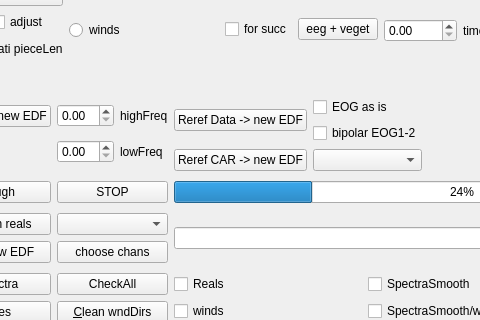
First picture: the form in mainwindow.ui, repository ArtfulVampire/SecondGUIrepo, before the edit; both pictures show x 383 to 863 and y 146 to 466 of the 1175 by 796 pixel window.
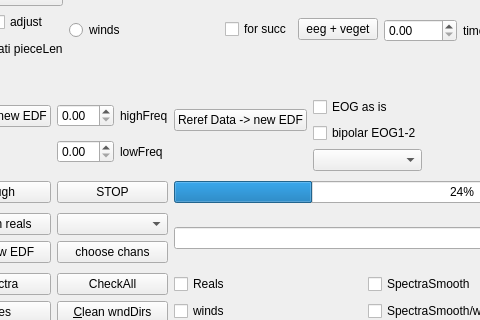
Second picture: the form after the edit.

```diff
--- a/mainwindow.ui
+++ b/mainwindow.ui
@@ -280,13 +280,6 @@
          <item row="1" column="1">
           <widget class="QComboBox" name="rereferenceDataComboBox"/>
          </item>
-         <item row="1" column="0">
-          <widget class="QPushButton" name="rereferenceCARPushButton">
-           <property name="text">
-            <string>Reref CAR -&gt; new EDF</string>
-           </property>
-          </widget>
-         </item>
         </layout>
        </item>
        <item>
```
Left out of the diff: 1 changed line with no effect on the pictures.
